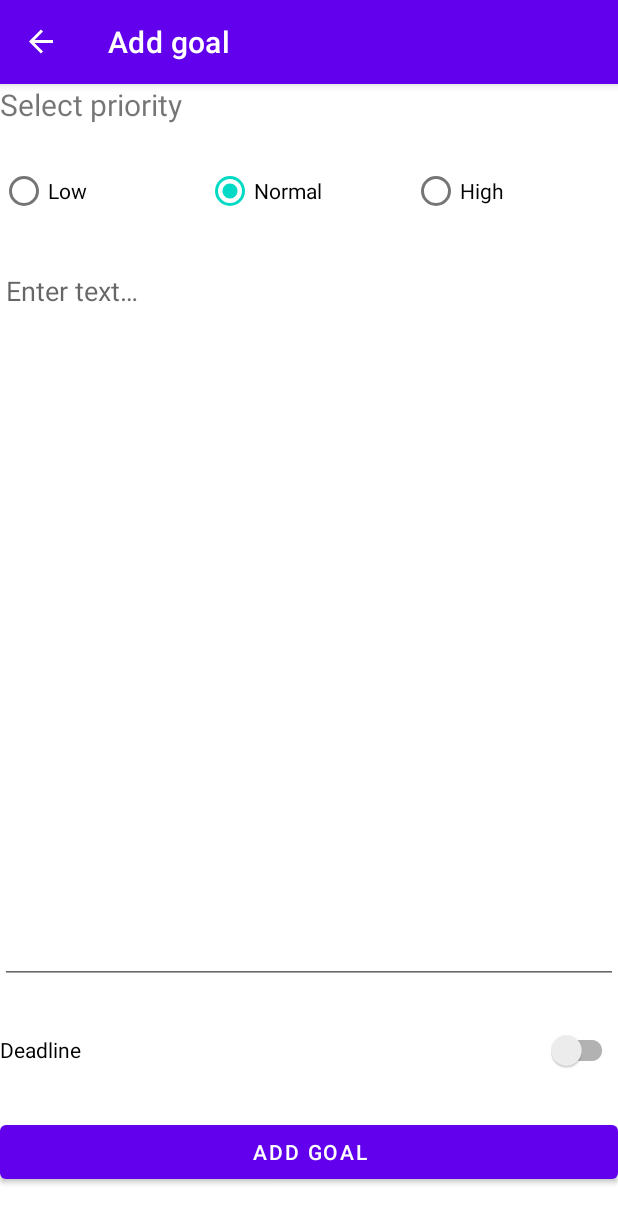
After one commit to Mobile-Developement-School-23/android-todo-app-alexcawl, an Android app: the ItemEditFragment screen opened through its navigation route, on a phone screen of 412 x 824 dp. The commit adds this screen. Shown: the top 1223 px of the screen. Run offline under Robolectric (Android 15) with nearby library versions, the phone set to English and light mode, and no system bars; our stand-ins replace navigation-ui.

```diff
--- a/app/build.gradle
+++ b/app/build.gradle
@@ -51,4 +51,6 @@ dependencies {
     implementation "androidx.navigation:navigation-fragment-ktx:$nav_version"
     implementation "androidx.navigation:navigation-ui-ktx:$nav_version"
 
+    // swipe
+    implementation 'com.apachat:swipereveallayout-android:1.1.2'
 }
--- a/app/src/main/java/org/alexcawl/todoapp/data/TodoItem.kt
+++ b/app/src/main/java/org/alexcawl/todoapp/data/TodoItem.kt
@@ -4,12 +4,12 @@ import java.time.LocalDateTime
 
 data class TodoItem(
     val identifier: String,
-    val text: String,
-    val priority: Priority,
-    val isDone: Boolean,
+    var text: String,
+    var priority: Priority,
+    var isDone: Boolean,
     val creationTime: LocalDateTime,
-    val modifyingTime: LocalDateTime?,
-    val deadline: LocalDateTime?,
+    var modifyingTime: LocalDateTime?,
+    var deadline: LocalDateTime?,
 ) {
     companion object {
         enum class Priority {
--- /dev/null
+++ b/app/src/main/java/org/alexcawl/todoapp/fragment/ItemEditFragment.kt
@@ -0,0 +1,124 @@
+package org.alexcawl.todoapp.fragment
+
+import android.os.Bundle
+import android.util.Log
+import android.view.LayoutInflater
+import android.view.View
+import android.view.ViewGroup
+import androidx.core.widget.addTextChangedListener
+import androidx.fragment.app.Fragment
+import androidx.lifecycle.ViewModelProvider
+import androidx.navigation.NavController
+import androidx.navigation.fragment.findNavController
+import org.alexcawl.todoapp.R
+import org.alexcawl.todoapp.data.TodoItem
+import org.alexcawl.todoapp.databinding.FragmentItemEditBinding
+import org.alexcawl.todoapp.extensions.add
+import org.alexcawl.todoapp.extensions.get
+import org.alexcawl.todoapp.extensions.set
+import org.alexcawl.todoapp.model.ItemViewModel
+import java.time.LocalDateTime
+
+class ItemEditFragment : Fragment() {
+    private val itemViewModel: ItemViewModel by lazy {
+        ViewModelProvider(this.requireActivity())[ItemViewModel::class.java]
+    }
+
+    private var previousPosition: Int = -1
+    private lateinit var savedItemState: TodoItem
+    private lateinit var binding: FragmentItemEditBinding
+    private lateinit var navigationController: NavController
+
+    override fun onCreate(savedInstanceState: Bundle?) {
+        super.onCreate(savedInstanceState)
+
+        navigationController = findNavController()
+
+        val identifier = savedInstanceState?.getString("identifier") ?: itemViewModel.getRandomID()
+        Log.println(Log.INFO, "ABOBA", itemViewModel.todoItems.value.toString())
+        Log.println(Log.INFO, "ABOBA", savedInstanceState?.getString("identifier").toString())
+        Log.println(Log.INFO, "ABOBA", savedInstanceState.toString())
+        val item = itemViewModel.todoItems.value?.find { it.identifier == identifier }
+        savedItemState = when (item) {
+            null -> TodoItem(
+                identifier,
+                "",
+                TodoItem.Companion.Priority.NORMAL,
+                false,
+                LocalDateTime.now()
+            )
+            else -> {
+                item.modifyingTime = LocalDateTime.now()
+                previousPosition = itemViewModel.todoItems.value?.indexOf(item) ?: -1
+                item
+            }
+        }
+    }
+
+    override fun onCreateView(
+        inflater: LayoutInflater, container: ViewGroup?, savedInstanceState: Bundle?
+    ): View {
+        binding = FragmentItemEditBinding.inflate(inflater, container, false)
+        return binding.root
+    }
+
+    override fun onViewCreated(view: View, savedInstanceState: Bundle?) {
+        restoreSavedItemState()
+        setLayoutBinding()
+    }
+
+    private fun restoreSavedItemState() {
+        binding.radiogroupItem.check(
+            when (savedItemState.priority) {
+                TodoItem.Companion.Priority.LOW -> R.id.radiobutton_item_priority_low
+                TodoItem.Companion.Priority.HIGH -> R.id.radiobutton_item_priority_high
+                else -> R.id.radiobutton_item_priority_normal
+            }
+        )
+
+        binding.edittextItemContent.setText(savedItemState.text)
+
+        binding.switchItemDeadline.isChecked = when (savedItemState.deadline) {
+            null -> false
+            else -> true
+        }
+
+        binding.calendarItemDeadline.visibility = when (savedItemState.deadline) {
+            null -> View.GONE
+            else -> View.VISIBLE
+        }
+    }
+
+    private fun setLayoutBinding() {
+        binding.radiogroupItem.setOnCheckedChangeListener { _, checkedId ->
+            savedItemState.priority = when (checkedId) {
+                R.id.radiobutton_item_priority_low -> TodoItem.Companion.Priority.LOW
+                R.id.radiobutton_item_priority_high -> TodoItem.Companion.Priority.HIGH
+                else -> TodoItem.Companion.Priority.NORMAL
+            }
+        }
+
+        binding.edittextItemContent.addTextChangedListener {
+            savedItemState.text = it.toString()
+        }
+
+        binding.switchItemDeadline.setOnCheckedChangeListener { _, isChecked ->
+            binding.calendarItemDeadline.visibility = when (isChecked) {
+                true -> View.VISIBLE
+                false -> View.GONE
+            }
+        }
+
+        binding.calendarItemDeadline.setOnDateChangeListener { _, year, month, dayOfMonth ->
+            savedItemState.deadline = LocalDateTime.of(year, month, dayOfMonth, 0, 0)
+        }
+
+        binding.buttonItemAdd.setOnClickListener {
+            when (previousPosition == -1) {
+                false -> itemViewModel.todoItems[previousPosition] = savedItemState
+                true -> itemViewModel.todoItems.add(savedItemState)
+            }
+            navigationController.navigateUp()
+        }
+    }
+}
--- a/app/src/main/java/org/alexcawl/todoapp/fragment/TodoShowFragment.kt
+++ b/app/src/main/java/org/alexcawl/todoapp/fragment/ItemShowFragment.kt
@@ -5,15 +5,21 @@ import android.view.LayoutInflater
 import android.view.View
 import android.view.ViewGroup
 import androidx.fragment.app.Fragment
+import androidx.lifecycle.ViewModelProvider
 import androidx.navigation.NavController
 import androidx.navigation.fragment.findNavController
 import androidx.recyclerview.widget.LinearLayoutManager
 import org.alexcawl.todoapp.R
-import org.alexcawl.todoapp.databinding.FragmentTodoShowBinding
-import org.alexcawl.todoapp.recycle_view.TodoItemAdapter
+import org.alexcawl.todoapp.databinding.FragmentItemShowBinding
+import org.alexcawl.todoapp.model.ItemViewModel
+import org.alexcawl.todoapp.recycle_view.ItemAdapter
 
-class TodoShowFragment : Fragment() {
-    private lateinit var binding: FragmentTodoShowBinding
+class ItemShowFragment : Fragment() {
+    private val itemViewModel: ItemViewModel by lazy {
+        ViewModelProvider(this.requireActivity())[ItemViewModel::class.java]
+    }
+
+    private lateinit var binding: FragmentItemShowBinding
     private lateinit var navigationController: NavController
 
     override fun onCreate(savedInstanceState: Bundle?) {
@@ -26,20 +32,22 @@ class TodoShowFragment : Fragment() {
         container: ViewGroup?,
         savedInstanceState: Bundle?
     ): View {
-        binding = FragmentTodoShowBinding.inflate(inflater, container, false)
+        binding = FragmentItemShowBinding.inflate(inflater, container, false)
         return binding.root
     }
 
     override fun onViewCreated(view: View, savedInstanceState: Bundle?) {
-        super.onViewCreated(view, savedInstanceState)
         binding.fab.setOnClickListener {
             navigationController.navigate(R.id.action_todoShow_to_todoAdd)
         }
 
         val manager = LinearLayoutManager(context) // LayoutManager
-        val adapter = TodoItemAdapter() // Создание объекта
-
-        binding.recyclerView.layoutManager = manager // Назначение LayoutManager для RecyclerView
-        binding.recyclerView.adapter = adapter // Назначение адаптера для RecyclerView
+        val adapter = ItemAdapter(itemViewModel.todoItems.value!!) {
+            val bundle = Bundle()
+            bundle.putString("identifier", it.identifier)
+            navigationController.navigate(R.id.action_todoShow_to_todoAdd, bundle)
+        }
+        binding.recyclerView.layoutManager = manager
+        binding.recyclerView.adapter = adapter
     }
 }
--- /dev/null
+++ b/app/src/main/java/org/alexcawl/todoapp/model/ItemViewModel.kt
@@ -0,0 +1,12 @@
+package org.alexcawl.todoapp.model
+
+import androidx.lifecycle.MutableLiveData
+import androidx.lifecycle.ViewModel
+import org.alexcawl.todoapp.data.TodoItem
+import java.time.LocalDateTime
+
+class ItemViewModel : ViewModel() {
+    val todoItems: MutableLiveData<MutableList<TodoItem>> = MutableLiveData(mutableListOf())
+
+    fun getRandomID(): String = LocalDateTime.now().toString()
+}
--- a/app/src/main/java/org/alexcawl/todoapp/recycle_view/TodoItemViewHolder.kt
+++ b/app/src/main/java/org/alexcawl/todoapp/recycle_view/ItemViewHolder.kt
@@ -3,5 +3,6 @@ package org.alexcawl.todoapp.recycle_view
 import androidx.recyclerview.widget.RecyclerView
 import org.alexcawl.todoapp.databinding.LayoutTodoItemBinding
 
-class TodoItemViewHolder(val binding: LayoutTodoItemBinding) : RecyclerView.ViewHolder(binding.root) {
-}
+class ItemViewHolder(
+    val binding: LayoutTodoItemBinding
+) : RecyclerView.ViewHolder(binding.root)
--- /dev/null
+++ b/app/src/main/res/drawable/baseline_check_box_24.xml
@@ -0,0 +1,5 @@
+<vector android:height="24dp" android:tint="#000000"
+    android:viewportHeight="24" android:viewportWidth="24"
+    android:width="24dp" xmlns:android="http://schemas.android.com/apk/res/android">
+    <path android:fillColor="@android:color/white" android:pathData="M19,3L5,3c-1.11,0 -2,0.9 -2,2v14c0,1.1 0.89,2 2,2h14c1.11,0 2,-0.9 2,-2L21,5c0,-1.1 -0.89,-2 -2,-2zM10,17l-5,-5 1.41,-1.41L10,14.17l7.59,-7.59L19,8l-9,9z"/>
+</vector>
--- /dev/null
+++ b/app/src/main/res/drawable/baseline_delete_24.xml
@@ -0,0 +1,5 @@
+<vector android:height="24dp" android:tint="#000000"
+    android:viewportHeight="24" android:viewportWidth="24"
+    android:width="24dp" xmlns:android="http://schemas.android.com/apk/res/android">
+    <path android:fillColor="@android:color/white" android:pathData="M6,19c0,1.1 0.9,2 2,2h8c1.1,0 2,-0.9 2,-2V7H6v12zM19,4h-3.5l-1,-1h-5l-1,1H5v2h14V4z"/>
+</vector>
--- a/app/src/main/res/layout/fragment_todo_add.xml
+++ b/app/src/main/res/layout/fragment_item_edit.xml
@@ -4,7 +4,7 @@
     xmlns:tools="http://schemas.android.com/tools"
     android:layout_width="match_parent"
     android:layout_height="match_parent"
-    tools:context=".fragment.TodoAddFragment">
+    tools:context=".fragment.ItemEditFragment">
 
     <TextView
         android:id="@+id/textview_item_priority_label"
--- a/app/src/main/res/layout/fragment_todo_show.xml
+++ b/app/src/main/res/layout/fragment_item_show.xml
@@ -1,10 +1,10 @@
 <?xml version="1.0" encoding="utf-8"?>
 <androidx.constraintlayout.widget.ConstraintLayout xmlns:android="http://schemas.android.com/apk/res/android"
+    xmlns:app="http://schemas.android.com/apk/res-auto"
     xmlns:tools="http://schemas.android.com/tools"
     android:layout_width="match_parent"
     android:layout_height="match_parent"
-    xmlns:app="http://schemas.android.com/apk/res-auto"
-    tools:context=".fragment.TodoShowFragment">
+    tools:context=".fragment.ItemShowFragment">
 
     <com.google.android.material.floatingactionbutton.FloatingActionButton
         android:id="@+id/fab"
--- a/app/src/main/res/navigation/navigation_graph.xml
+++ b/app/src/main/res/navigation/navigation_graph.xml
@@ -7,16 +7,16 @@
 
     <fragment
         android:id="@+id/destination_todo_show"
-        android:name="org.alexcawl.todoapp.fragment.TodoShowFragment"
+        android:name="org.alexcawl.todoapp.fragment.ItemShowFragment"
         android:label="@string/your_goals"
-        tools:layout="@layout/fragment_todo_show">
+        tools:layout="@layout/fragment_item_show">
         <action
             android:id="@+id/action_todoShow_to_todoAdd"
             app:destination="@id/destination_todo_add" />
     </fragment>
     <fragment
         android:id="@+id/destination_todo_add"
-        android:name="org.alexcawl.todoapp.fragment.TodoAddFragment"
+        android:name="org.alexcawl.todoapp.fragment.ItemEditFragment"
         android:label="@string/add_goal"
-        tools:layout="@layout/fragment_todo_add" />
+        tools:layout="@layout/fragment_item_edit" />
 </navigation>
--- a/app/src/main/res/values/strings.xml
+++ b/app/src/main/res/values/strings.xml
@@ -14,4 +14,5 @@
     <string name="status">Status</string>
     <string name="type">Type</string>
     <string name="deadline">Deadline</string>
+    <string name="todo">TODO</string>
 </resources>
```
Also changed, not shown: app/src/main/java/org/alexcawl/todoapp/extensions/MutableLiveDataExtensions.kt (added, +39 -0 lines), app/src/main/java/org/alexcawl/todoapp/fragment/TodoAddFragment.kt (deleted, +0 -75 lines), app/src/main/java/org/alexcawl/todoapp/model/TodoViewModel.kt (deleted, +0 -12 lines), app/src/main/java/org/alexcawl/todoapp/recycle_view/ItemAdapter.kt (added, +86 -0 lines), app/src/main/java/org/alexcawl/todoapp/recycle_view/TodoItemAdapter.kt (deleted, +0 -34 lines), app/src/main/res/layout/layout_todo_item.xml (+63 -9 lines).
